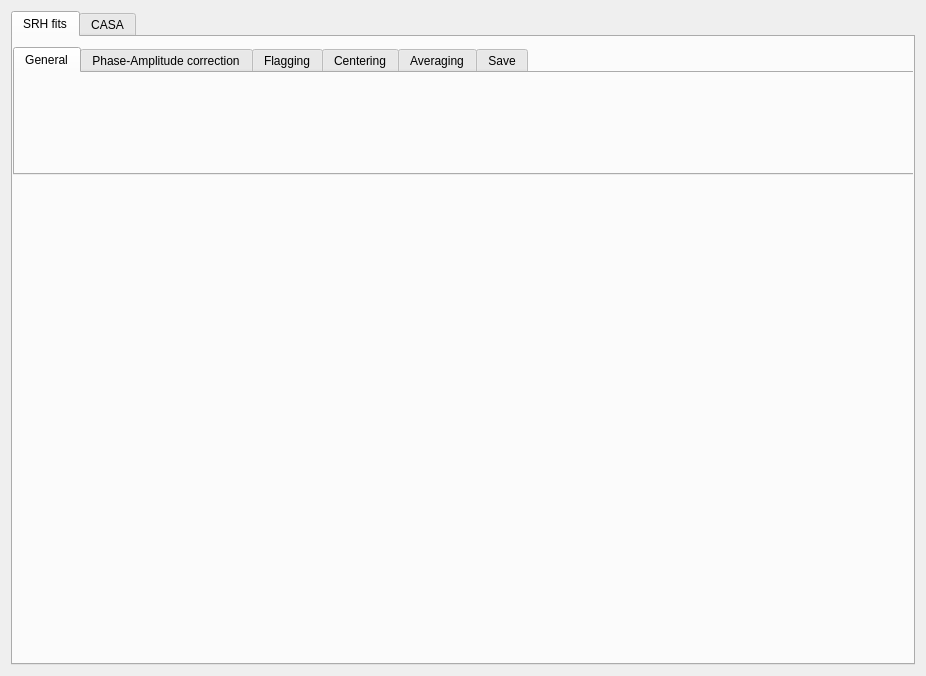
Old version of the form windowSRH.ui in the repository IlyaMbot/Pretty_Sun.
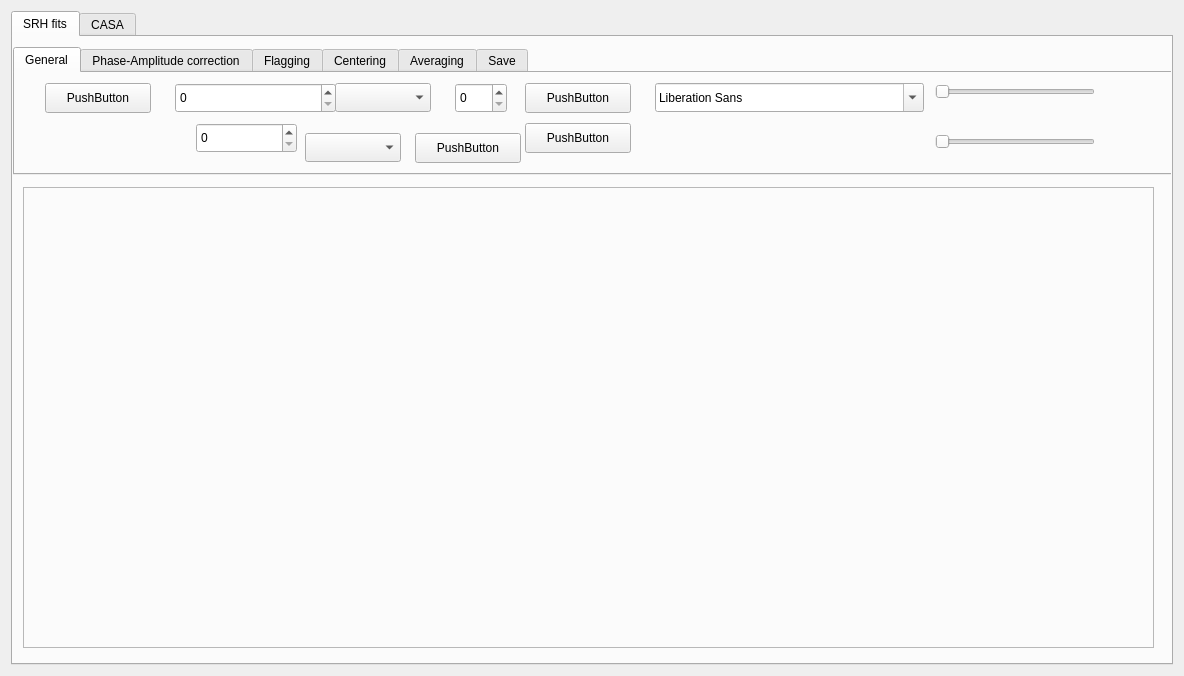
New version of the form. The open tabs and pages were chosen to show the change.

```diff
--- a/windowSRH.ui
+++ b/windowSRH.ui
@@ -6,7 +6,7 @@
    <rect>
     <x>0</x>
     <y>0</y>
-    <width>926</width>
+    <width>1184</width>
     <height>676</height>
    </rect>
   </property>
@@ -28,7 +28,7 @@
         <rect>
          <x>0</x>
          <y>10</y>
-         <width>901</width>
+         <width>1161</width>
          <height>128</height>
         </rect>
        </property>
@@ -39,6 +39,144 @@
         <attribute name="title">
          <string>General</string>
         </attribute>
+        <widget class="QPushButton" name="pushButton_3">
+         <property name="geometry">
+          <rect>
+           <x>30</x>
+           <y>10</y>
+           <width>106</width>
+           <height>30</height>
+          </rect>
+         </property>
+         <property name="text">
+          <string>PushButton</string>
+         </property>
+        </widget>
+        <widget class="QSpinBox" name="spinBox">
+         <property name="geometry">
+          <rect>
+           <x>160</x>
+           <y>10</y>
+           <width>161</width>
+           <height>30</height>
+          </rect>
+         </property>
+        </widget>
+        <widget class="QSpinBox" name="spinBox_2">
+         <property name="geometry">
+          <rect>
+           <x>181</x>
+           <y>50</y>
+           <width>101</width>
+           <height>30</height>
+          </rect>
+         </property>
+        </widget>
+        <widget class="QComboBox" name="comboBox">
+         <property name="geometry">
+          <rect>
+           <x>320</x>
+           <y>10</y>
+           <width>96</width>
+           <height>29</height>
+          </rect>
+         </property>
+        </widget>
+        <widget class="QComboBox" name="comboBox_2">
+         <property name="geometry">
+          <rect>
+           <x>290</x>
+           <y>60</y>
+           <width>96</width>
+           <height>29</height>
+          </rect>
+         </property>
+        </widget>
+        <widget class="QSpinBox" name="spinBox_3">
+         <property name="geometry">
+          <rect>
+           <x>440</x>
+           <y>10</y>
+           <width>52</width>
+           <height>30</height>
+          </rect>
+         </property>
+        </widget>
+        <widget class="QPushButton" name="pushButton_4">
+         <property name="geometry">
+          <rect>
+           <x>400</x>
+           <y>60</y>
+           <width>106</width>
+           <height>30</height>
+          </rect>
+         </property>
+         <property name="text">
+          <string>PushButton</string>
+         </property>
+        </widget>
+        <widget class="QPushButton" name="pushButton_5">
+         <property name="geometry">
+          <rect>
+           <x>510</x>
+           <y>10</y>
+           <width>106</width>
+           <height>30</height>
+          </rect>
+         </property>
+         <property name="text">
+          <string>PushButton</string>
+         </property>
+        </widget>
+        <widget class="QPushButton" name="pushButton_6">
+         <property name="geometry">
+          <rect>
+           <x>510</x>
+           <y>50</y>
+           <width>106</width>
+           <height>30</height>
+          </rect>
+         </property>
+         <property name="text">
+          <string>PushButton</string>
+         </property>
+        </widget>
+        <widget class="QFontComboBox" name="fontComboBox">
+         <property name="geometry">
+          <rect>
+           <x>640</x>
+           <y>10</y>
+           <width>269</width>
+           <height>29</height>
+          </rect>
+         </property>
+        </widget>
+        <widget class="QSlider" name="horizontalSlider">
+         <property name="geometry">
+          <rect>
+           <x>920</x>
+           <y>10</y>
+           <width>160</width>
+           <height>18</height>
+          </rect>
+         </property>
+         <property name="orientation">
+          <enum>Qt::Horizontal</enum>
+         </property>
+        </widget>
+        <widget class="QSlider" name="horizontalSlider_2">
+         <property name="geometry">
+          <rect>
+           <x>920</x>
+           <y>60</y>
+           <width>160</width>
+           <height>18</height>
+          </rect>
+         </property>
+         <property name="orientation">
+          <enum>Qt::Horizontal</enum>
+         </property>
+        </widget>
        </widget>
        <widget class="QWidget" name="tab_2">
         <attribute name="title">
@@ -94,6 +232,22 @@
         </layout>
        </widget>
       </widget>
+      <widget class="QFrame" name="frame">
+       <property name="geometry">
+        <rect>
+         <x>10</x>
+         <y>150</y>
+         <width>1131</width>
+         <height>461</height>
+        </rect>
+       </property>
+       <property name="frameShape">
+        <enum>QFrame::StyledPanel</enum>
+       </property>
+       <property name="frameShadow">
+        <enum>QFrame::Raised</enum>
+       </property>
+      </widget>
      </widget>
      <widget class="QWidget" name="tab_10">
       <attribute name="title">
```
Left out of the diff: 2 changed lines with no effect on the pictures.
